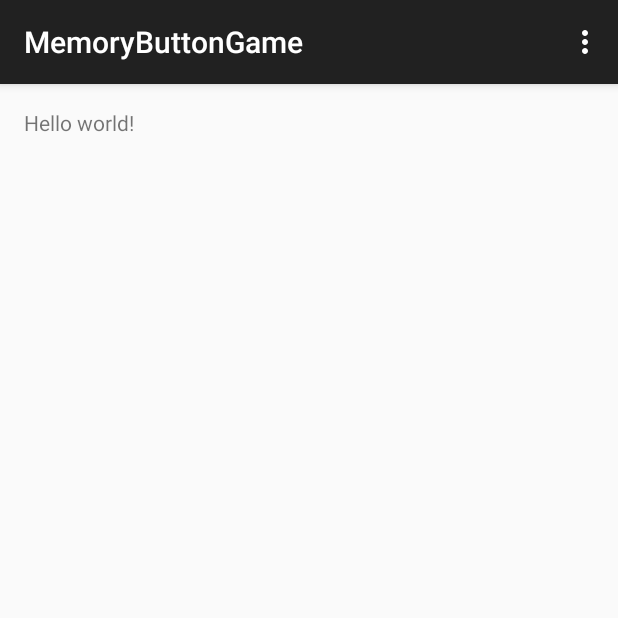
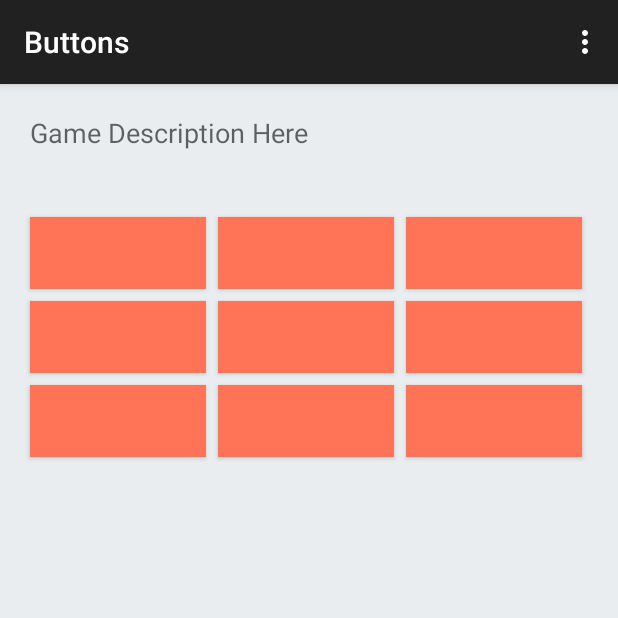
Before and after one commit to lnicolaysen/MemoryButtonGame, an Android app: the screen it shows after launch (MainActivity), on a phone screen of 412 x 824 dp, the top half of it. Run offline under Robolectric (Android 15) with nearby library versions, the phone set to English and light mode, and no system bars.

Commit message:
Started layout development, added ButtonSequence class

```diff
--- /dev/null
+++ b/app/src/main/java/edu/augustana/csc490/memorybuttongame/ButtonSequence.java
@@ -0,0 +1,43 @@
+package edu.augustana.csc490.memorybuttongame;
+
+import java.util.ArrayList;
+import java.util.Collections;
+
+
+/**
+ * Created by lindseynicolaysen11 on 4/1/2015.
+ */
+public class ButtonSequence {
+    private ArrayList<Integer> seq;
+
+    public ButtonSequence() {
+        seq = new ArrayList<Integer>();
+        for (int i = 1; i <= 9; i++) {
+            seq.add(i);
+        }
+        randomize();
+    }
+
+    public ArrayList<Integer> getSeq() {
+        return seq;
+    }
+
+    public void randomize() {
+        Collections.shuffle(seq);
+    }
+
+    public String toString(){
+        return seq.toString();
+    }
+
+
+
+
+
+
+
+
+
+
+
+}
--- a/app/src/main/java/edu/augustana/csc490/memorybuttongame/MainActivity.java
+++ b/app/src/main/java/edu/augustana/csc490/memorybuttongame/MainActivity.java
@@ -1,9 +1,14 @@
 package edu.augustana.csc490.memorybuttongame;
 
+import android.bluetooth.BluetoothClass;
+import android.graphics.Point;
 import android.support.v7.app.ActionBarActivity;
 import android.os.Bundle;
+import android.util.Log;
+import android.view.Display;
 import android.view.Menu;
 import android.view.MenuItem;
+import android.widget.Button;
 
 
 public class MainActivity extends ActionBarActivity {
@@ -12,6 +17,42 @@ public class MainActivity extends ActionBarActivity {
     protected void onCreate(Bundle savedInstanceState) {
         super.onCreate(savedInstanceState);
         setContentView(R.layout.activity_main);
+
+        //get device width
+        Display display = getWindowManager().getDefaultDisplay();
+        Point size = new Point();
+        display.getSize(size);
+        int device_width = size.x;
+        //create buttons
+        //set button width to fit any size screen
+        int button_width = device_width/3 - 30;
+        Button button1 = (Button) findViewById(R.id.button1);
+        Button button2 = (Button) findViewById(R.id.button2);
+        Button button3 = (Button) findViewById(R.id.button3);
+        Button button4 = (Button) findViewById(R.id.button4);
+        Button button5 = (Button) findViewById(R.id.button5);
+        Button button6 = (Button) findViewById(R.id.button6);
+        Button button7 = (Button) findViewById(R.id.button7);
+        Button button8 = (Button) findViewById(R.id.button8);
+        Button button9 = (Button) findViewById(R.id.button9);
+                button1.setWidth(button_width);
+        button2.setWidth(button_width);
+        button3.setWidth(button_width);
+        button4.setWidth(button_width);
+        button5.setWidth(button_width);
+        button6.setWidth(button_width);
+        button7.setWidth(button_width);
+        button8.setWidth(button_width);
+        button9.setWidth(button_width);
+
+
+//get and test sequence
+        ButtonSequence bSeq = new ButtonSequence();
+        String s = bSeq.toString();
+        Log.d("gameTag", s);
+
+
+
     }
 
 
--- a/app/src/main/res/layout/activity_main.xml
+++ b/app/src/main/res/layout/activity_main.xml
@@ -1,11 +1,96 @@
-<RelativeLayout xmlns:android="http://schemas.android.com/apk/res/android"
-    xmlns:tools="http://schemas.android.com/tools" android:layout_width="match_parent"
+<GridLayout xmlns:android="http://schemas.android.com/apk/res/android"
+    xmlns:tools="http://schemas.android.com/tools" android:layout_width="fill_parent"
     android:layout_height="match_parent" android:paddingLeft="@dimen/activity_horizontal_margin"
+    android:orientation="vertical"
     android:paddingRight="@dimen/activity_horizontal_margin"
     android:paddingTop="@dimen/activity_vertical_margin"
-    android:paddingBottom="@dimen/activity_vertical_margin" tools:context=".MainActivity">
+    android:columnCount="3"
+    android:paddingBottom="@dimen/activity_vertical_margin" tools:context=".MainActivity"
 
-    <TextView android:text="@string/hello_world" android:layout_width="wrap_content"
-        android:layout_height="wrap_content" />
+    android:useDefaultMargins="true"
+    android:background="#ffe9edf0">
 
-</RelativeLayout>
+    <TextView
+        android:layout_width="wrap_content"
+        android:layout_height="wrap_content"
+        android:textAppearance="?android:attr/textAppearanceMedium"
+        android:text="@string/description"
+        android:id="@+id/textView"
+        android:layout_row="0"
+        android:layout_columnSpan="3"
+        android:layout_column="0"
+        android:layout_marginBottom="@dimen/desc_margin" />
+
+    <Button
+        android:layout_width="wrap_content"
+        android:layout_height="wrap_content"
+        android:id="@+id/button1"
+        android:layout_row="1"
+        android:layout_column="0"
+        android:background="#ffff7456" />
+
+    <Button
+        android:layout_width="wrap_content"
+        android:layout_height="wrap_content"
+        android:id="@+id/button2"
+        android:layout_row="1"
+        android:layout_column="1"
+        android:background="#ffff7456" />
+
+    <Button
+        android:layout_width="wrap_content"
+        android:layout_height="wrap_content"
+        android:id="@+id/button3"
+        android:layout_row="1"
+        android:layout_column="2"
+        android:background="#ffff7456" />
+
+    <Button
+        android:layout_width="wrap_content"
+        android:layout_height="wrap_content"
+        android:id="@+id/button4"
+        android:layout_row="2"
+        android:layout_column="0"
+        android:background="#ffff7456" />
+
+    <Button
+        android:layout_width="wrap_content"
+        android:layout_height="wrap_content"
+        android:id="@+id/button5"
+        android:layout_row="2"
+        android:layout_column="1"
+        android:background="#ffff7456" />
+
+    <Button
+        android:layout_width="wrap_content"
+        android:layout_height="wrap_content"
+        android:id="@+id/button6"
+        android:layout_row="2"
+        android:layout_column="2"
+        android:background="#ffff7456" />
+
+    <Button
+        android:layout_width="wrap_content"
+        android:layout_height="wrap_content"
+        android:id="@+id/button7"
+        android:layout_row="3"
+        android:layout_column="0"
+        android:background="#ffff7456" />
+
+    <Button
+        android:layout_width="wrap_content"
+        android:layout_height="wrap_content"
+        android:id="@+id/button8"
+        android:layout_row="3"
+        android:layout_column="1"
+        android:background="#ffff7456" />
+
+    <Button
+        android:layout_width="wrap_content"
+        android:layout_height="wrap_content"
+        android:id="@+id/button9"
+        android:layout_row="3"
+        android:layout_column="2"
+        android:background="#ffff7456" />
+
+</GridLayout>
--- a/app/src/main/res/values/dimens.xml
+++ b/app/src/main/res/values/dimens.xml
@@ -2,4 +2,5 @@
     <!-- Default screen margins, per the Android Design guidelines. -->
     <dimen name="activity_horizontal_margin">16dp</dimen>
     <dimen name="activity_vertical_margin">16dp</dimen>
+    <dimen name="desc_margin">40dp</dimen>
 </resources>
--- a/app/src/main/res/values/strings.xml
+++ b/app/src/main/res/values/strings.xml
@@ -1,6 +1,7 @@
 <resources>
-    <string name="app_name">MemoryButtonGame</string>
+    <string name="app_name">Buttons</string>
 
-    <string name="hello_world">Hello world!</string>
+    <string name="hello_world"></string>
     <string name="action_settings">Settings</string>
+    <string name="description">Game Description Here</string>
 </resources>
```
Also changed, not shown: 1 other file.
